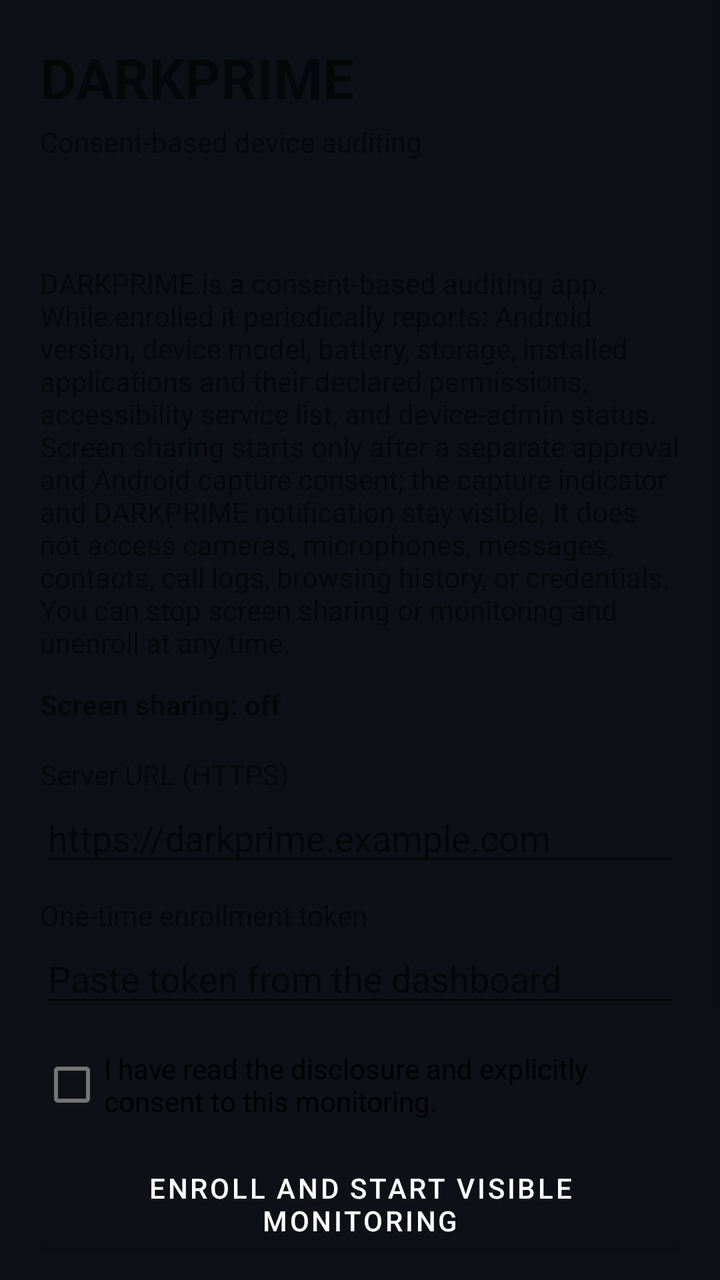
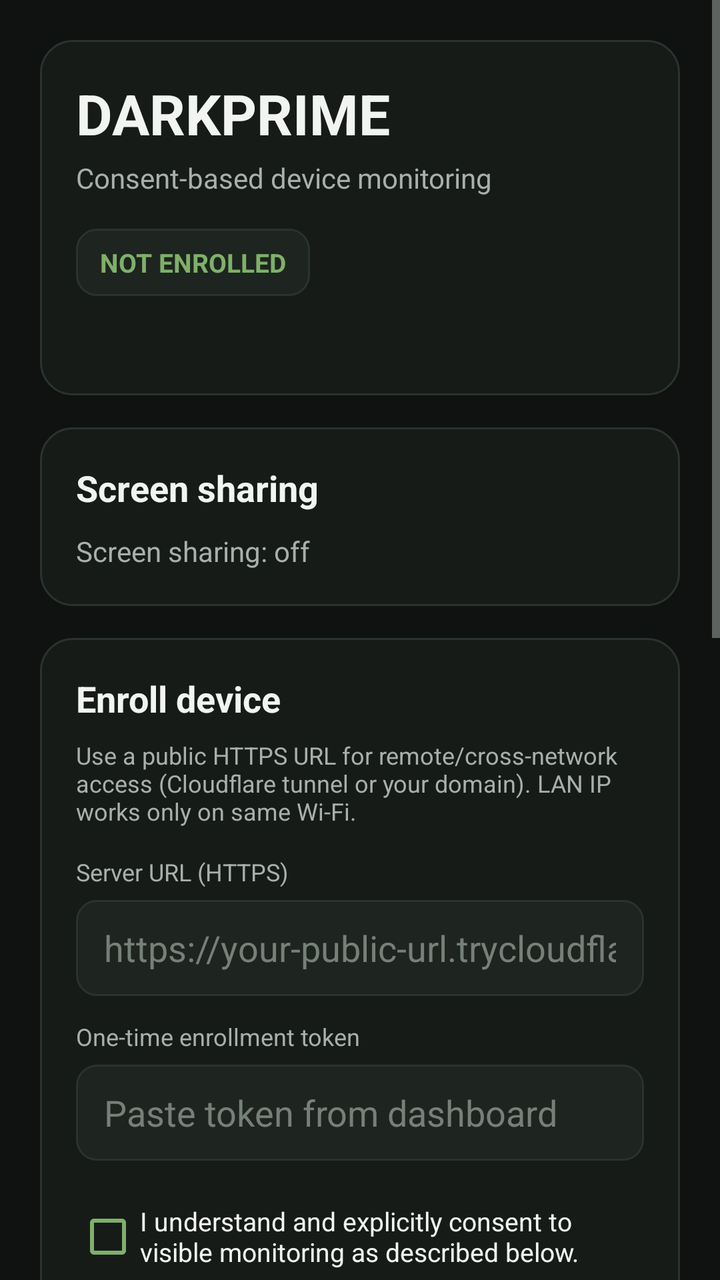

Compare the two renders of this Android layout. The source of the first and the diff that turns it into the second are given below.
<!-- AndroidManifest.xml: application theme Theme.Darkprime -->
<!-- res/layout/activity_main.xml -->
<?xml version="1.0" encoding="utf-8"?>
<ScrollView xmlns:android="http://schemas.android.com/apk/res/android"
    android:layout_width="match_parent"
    android:layout_height="match_parent"
    android:fillViewport="true">

    <LinearLayout
        android:layout_width="match_parent"
        android:layout_height="wrap_content"
        android:orientation="vertical"
        android:padding="20dp">

        <TextView
            android:layout_width="match_parent"
            android:layout_height="wrap_content"
            android:text="@string/app_name"
            android:textSize="28sp"
            android:textStyle="bold" />

        <TextView
            android:layout_width="match_parent"
            android:layout_height="wrap_content"
            android:layout_marginTop="4dp"
            android:text="Consent-based device auditing"
            android:textSize="14sp" />

        <TextView
            android:id="@+id/statusText"
            android:layout_width="match_parent"
            android:layout_height="wrap_content"
            android:layout_marginTop="18dp"
            android:textSize="16sp"
            android:textStyle="bold" />

        <TextView
            android:id="@+id/disclosureText"
            android:layout_width="match_parent"
            android:layout_height="wrap_content"
            android:layout_marginTop="12dp"
            android:text="@string/disclosure"
            android:textSize="14sp" />

        <TextView
            android:id="@+id/screenStatusText"
            android:layout_width="match_parent"
            android:layout_height="wrap_content"
            android:layout_marginTop="12dp"
            android:text="Screen sharing: off"
            android:textSize="14sp"
            android:textStyle="bold" />

        <LinearLayout
            android:id="@+id/enrollPanel"
            android:layout_width="match_parent"
            android:layout_height="wrap_content"
            android:orientation="vertical"
            android:layout_marginTop="16dp">

            <TextView
                android:layout_width="match_parent"
                android:layout_height="wrap_content"
                android:text="Server URL (HTTPS)" />
            <EditText
                android:id="@+id/serverUrlInput"
                android:layout_width="match_parent"
                android:layout_height="wrap_content"
                android:hint="https://darkprime.example.com"
                android:inputType="textUri"
                android:singleLine="true" />

            <TextView
                android:layout_width="match_parent"
                android:layout_height="wrap_content"
                android:layout_marginTop="10dp"
                android:text="One-time enrollment token" />
            <EditText
                android:id="@+id/tokenInput"
                android:layout_width="match_parent"
                android:layout_height="wrap_content"
                android:hint="Paste token from the dashboard"
                android:inputType="text"
                android:singleLine="true" />

            <CheckBox
                android:id="@+id/consentCheck"
                android:layout_width="match_parent"
                android:layout_height="wrap_content"
                android:layout_marginTop="10dp"
                android:text="I have read the disclosure and explicitly consent to this monitoring." />

            <Button
                android:id="@+id/enrollButton"
                android:layout_width="match_parent"
                android:layout_height="wrap_content"
                android:layout_marginTop="8dp"
                android:text="Enroll and start visible monitoring" />
        </LinearLayout>

        <Button
            android:id="@+id/adminButton"
            android:layout_width="match_parent"
            android:layout_height="wrap_content"
            android:layout_marginTop="16dp"
            android:text="Show device-admin status / activate optional admin" />

        <Button
            android:id="@+id/stopScreenButton"
            android:layout_width="match_parent"
            android:layout_height="wrap_content"
            android:layout_marginTop="10dp"
            android:text="STOP SCREEN SHARING NOW"
            android:visibility="gone" />

        <Button
            android:id="@+id/unenrollButton"
            android:layout_width="match_parent"
            android:layout_height="wrap_content"
            android:layout_marginTop="10dp"
            android:text="STOP MONITORING AND UNENROLL" />

        <TextView
            android:id="@+id/detailText"
            android:layout_width="match_parent"
            android:layout_height="wrap_content"
            android:layout_marginTop="16dp"
            android:textSize="13sp" />
    </LinearLayout>
</ScrollView>
<!-- resources referenced by this layout -->
<resources>
  <string name="app_name">DARKPRIME</string>
  <string name="disclosure">DARKPRIME is a consent-based auditing app. While enrolled it periodically reports: Android version, device model, battery, storage, installed applications and their declared permissions, accessibility service list, and device-admin status. Screen sharing starts only after a separate approval and Android capture consent; the capture indicator and DARKPRIME notification stay visible. It does not access cameras, microphones, messages, contacts, call logs, browsing history, or credentials. You can stop screen sharing or monitoring and unenroll at any time.</string>
  <style name="Theme.Darkprime" parent="Theme.MaterialComponents.DayNight.DarkActionBar">
          <item name="colorPrimary">#0D1117</item>
          <item name="colorPrimaryDark">#080B10</item>
          <item name="colorAccent">#58A6FF</item>
          <item name="android:windowBackground">#0D1117</item>
          <item name="android:textColorPrimary">#E6EDF3</item>
      </style>
</resources>

<!-- the commit's change to res/layout/activity_main.xml (unified diff, before → after) -->
@@ -2,6 +2,7 @@
 <ScrollView xmlns:android="http://schemas.android.com/apk/res/android"
     android:layout_width="match_parent"
     android:layout_height="match_parent"
+    android:background="@color/bg"
     android:fillViewport="true">
 
     <LinearLayout
@@ -10,119 +11,244 @@
         android:orientation="vertical"
         android:padding="20dp">
 
-        <TextView
-            android:layout_width="match_parent"
-            android:layout_height="wrap_content"
-            android:text="@string/app_name"
-            android:textSize="28sp"
-            android:textStyle="bold" />
-
-        <TextView
-            android:layout_width="match_parent"
-            android:layout_height="wrap_content"
-            android:layout_marginTop="4dp"
-            android:text="Consent-based device auditing"
-            android:textSize="14sp" />
-
-        <TextView
-            android:id="@+id/statusText"
-            android:layout_width="match_parent"
-            android:layout_height="wrap_content"
-            android:layout_marginTop="18dp"
-            android:textSize="16sp"
-            android:textStyle="bold" />
-
-        <TextView
-            android:id="@+id/disclosureText"
-            android:layout_width="match_parent"
-            android:layout_height="wrap_content"
-            android:layout_marginTop="12dp"
-            android:text="@string/disclosure"
-            android:textSize="14sp" />
-
-        <TextView
-            android:id="@+id/screenStatusText"
-            android:layout_width="match_parent"
-            android:layout_height="wrap_content"
-            android:layout_marginTop="12dp"
-            android:text="Screen sharing: off"
-            android:textSize="14sp"
-            android:textStyle="bold" />
+        <LinearLayout
+            android:layout_width="match_parent"
+            android:layout_height="wrap_content"
+            android:background="@drawable/bg_card"
+            android:orientation="vertical"
+            android:padding="18dp">
+
+            <TextView
+                android:layout_width="wrap_content"
+                android:layout_height="wrap_content"
+                android:text="DARKPRIME"
+                android:textColor="@color/text_primary"
+                android:textSize="28sp"
+                android:textStyle="bold" />
+
+            <TextView
+                android:layout_width="wrap_content"
+                android:layout_height="wrap_content"
+                android:layout_marginTop="4dp"
+                android:text="Consent-based device monitoring"
+                android:textColor="@color/text_muted"
+                android:textSize="14sp" />
+
+            <TextView
+                android:id="@+id/statusText"
+                android:layout_width="wrap_content"
+                android:layout_height="wrap_content"
+                android:layout_marginTop="16dp"
+                android:background="@drawable/bg_input"
+                android:paddingLeft="12dp"
+                android:paddingTop="8dp"
+                android:paddingRight="12dp"
+                android:paddingBottom="8dp"
+                android:text="NOT ENROLLED"
+                android:textColor="@color/accent"
+                android:textSize="13sp"
+                android:textStyle="bold" />
+
+            <TextView
+                android:id="@+id/detailText"
+                android:layout_width="match_parent"
+                android:layout_height="wrap_content"
+                android:layout_marginTop="14dp"
+                android:lineSpacingExtra="3dp"
+                android:textColor="@color/text_muted"
+                android:textSize="13sp" />
+        </LinearLayout>
+
+        <LinearLayout
+            android:layout_width="match_parent"
+            android:layout_height="wrap_content"
+            android:layout_marginTop="16dp"
+            android:background="@drawable/bg_card"
+            android:orientation="vertical"
+            android:padding="18dp">
+
+            <TextView
+                android:layout_width="wrap_content"
+                android:layout_height="wrap_content"
+                android:text="Screen sharing"
+                android:textColor="@color/text_primary"
+                android:textSize="18sp"
+                android:textStyle="bold" />
+
+            <TextView
+                android:id="@+id/screenStatusText"
+                android:layout_width="match_parent"
+                android:layout_height="wrap_content"
+                android:layout_marginTop="10dp"
+                android:text="Screen sharing: off"
+                android:textColor="@color/text_muted"
+                android:textSize="14sp" />
+
+            <Button
+                android:id="@+id/stopScreenButton"
+                android:layout_width="match_parent"
+                android:layout_height="48dp"
+                android:layout_marginTop="14dp"
+                android:background="@drawable/bg_button_danger"
+                android:text="STOP SCREEN SHARING NOW"
+                android:textAllCaps="false"
+                android:textColor="@color/danger"
+                android:visibility="gone" />
+        </LinearLayout>
 
         <LinearLayout
             android:id="@+id/enrollPanel"
             android:layout_width="match_parent"
             android:layout_height="wrap_content"
-            android:orientation="vertical"
-            android:layout_marginTop="16dp">
-
-            <TextView
-                android:layout_width="match_parent"
-                android:layout_height="wrap_content"
-                android:text="Server URL (HTTPS)" />
+            android:layout_marginTop="16dp"
+            android:background="@drawable/bg_card"
+            android:orientation="vertical"
+            android:padding="18dp">
+
+            <TextView
+                android:layout_width="wrap_content"
+                android:layout_height="wrap_content"
+                android:text="Enroll device"
+                android:textColor="@color/text_primary"
+                android:textSize="18sp"
+                android:textStyle="bold" />
+
+            <TextView
+                android:layout_width="match_parent"
+                android:layout_height="wrap_content"
+                android:layout_marginTop="8dp"
+                android:text="Use a public HTTPS URL for remote/cross-network access (Cloudflare tunnel or your domain). LAN IP works only on same Wi-Fi."
+                android:textColor="@color/text_muted"
+                android:textSize="12sp" />
+
+            <TextView
+                android:layout_width="wrap_content"
+                android:layout_height="wrap_content"
+                android:layout_marginTop="14dp"
+                android:text="Server URL (HTTPS)"
+                android:textColor="@color/text_muted"
+                android:textSize="12sp" />
+
             <EditText
                 android:id="@+id/serverUrlInput"
                 android:layout_width="match_parent"
-                android:layout_height="wrap_content"
-                android:hint="https://darkprime.example.com"
+                android:layout_height="48dp"
+                android:layout_marginTop="6dp"
+                android:background="@drawable/bg_input"
+                android:hint="https://your-public-url.trycloudflare.com"
                 android:inputType="textUri"
-                android:singleLine="true" />
-
-            <TextView
-                android:layout_width="match_parent"
-                android:layout_height="wrap_content"
-                android:layout_marginTop="10dp"
-                android:text="One-time enrollment token" />
+                android:paddingLeft="14dp"
+                android:paddingRight="14dp"
+                android:textColor="@color/text_primary"
+                android:textColorHint="#758078" />
+
+            <TextView
+                android:layout_width="wrap_content"
+                android:layout_height="wrap_content"
+                android:layout_marginTop="12dp"
+                android:text="One-time enrollment token"
+                android:textColor="@color/text_muted"
+                android:textSize="12sp" />
+
             <EditText
                 android:id="@+id/tokenInput"
                 android:layout_width="match_parent"
-                android:layout_height="wrap_content"
-                android:hint="Paste token from the dashboard"
+                android:layout_height="48dp"
+                android:layout_marginTop="6dp"
+                android:background="@drawable/bg_input"
+                android:hint="Paste token from dashboard"
                 android:inputType="text"
-                android:singleLine="true" />
+                android:paddingLeft="14dp"
+                android:paddingRight="14dp"
+                android:textColor="@color/text_primary"
+                android:textColorHint="#758078" />
 
             <CheckBox
                 android:id="@+id/consentCheck"
                 android:layout_width="match_parent"
                 android:layout_height="wrap_content"
+                android:layout_marginTop="14dp"
+                android:buttonTint="@color/accent"
+                android:text="I understand and explicitly consent to visible monitoring as described below."
+                android:textColor="@color/text_primary"
+                android:textSize="13sp" />
+
+            <Button
+                android:id="@+id/enrollButton"
+                android:layout_width="match_parent"
+                android:layout_height="50dp"
+                android:layout_marginTop="14dp"
+                android:background="@drawable/bg_button_primary"
+                android:text="Enroll and start visible monitoring"
+                android:textAllCaps="false"
+                android:textColor="#10210F"
+                android:textStyle="bold" />
+        </LinearLayout>
+
+        <LinearLayout
+            android:layout_width="match_parent"
+            android:layout_height="wrap_content"
+            android:layout_marginTop="16dp"
+            android:background="@drawable/bg_card"
+            android:orientation="vertical"
+            android:padding="18dp">
+
+            <TextView
+                android:layout_width="wrap_content"
+                android:layout_height="wrap_content"
+                android:text="Controls"
+                android:textColor="@color/text_primary"
+                android:textSize="18sp"
+                android:textStyle="bold" />
+
+            <Button
+                android:id="@+id/adminButton"
+                android:layout_width="match_parent"
+                android:layout_height="48dp"
+                android:layout_marginTop="14dp"
+                android:background="@drawable/bg_button_secondary"
+                android:text="Show device-admin status / activate optional admin"
+                android:textAllCaps="false"
+                android:textColor="@color/text_primary" />
+
+            <Button
+                android:id="@+id/unenrollButton"
+                android:layout_width="match_parent"
+                android:layout_height="48dp"
                 android:layout_marginTop="10dp"
-                android:text="I have read the disclosure and explicitly consent to this monitoring." />
-
-            <Button
-                android:id="@+id/enrollButton"
-                android:layout_width="match_parent"
-                android:layout_height="wrap_content"
-                android:layout_marginTop="8dp"
-                android:text="Enroll and start visible monitoring" />
-        </LinearLayout>
-
-        <Button
-            android:id="@+id/adminButton"
-            android:layout_width="match_parent"
-            android:layout_height="wrap_content"
-            android:layout_marginTop="16dp"
-            android:text="Show device-admin status / activate optional admin" />
-
-        <Button
-            android:id="@+id/stopScreenButton"
-            android:layout_width="match_parent"
-            android:layout_height="wrap_content"
-            android:layout_marginTop="10dp"
-            android:text="STOP SCREEN SHARING NOW"
-            android:visibility="gone" />
-
-        <Button
-            android:id="@+id/unenrollButton"
-            android:layout_width="match_parent"
-            android:layout_height="wrap_content"
-            android:layout_marginTop="10dp"
-            android:text="STOP MONITORING AND UNENROLL" />
-
-        <TextView
-            android:id="@+id/detailText"
-            android:layout_width="match_parent"
-            android:layout_height="wrap_content"
-            android:layout_marginTop="16dp"
-            android:textSize="13sp" />
+                android:background="@drawable/bg_button_danger"
+                android:text="STOP MONITORING AND UNENROLL"
+                android:textAllCaps="false"
+                android:textColor="@color/danger" />
+        </LinearLayout>
+
+        <LinearLayout
+            android:layout_width="match_parent"
+            android:layout_height="wrap_content"
+            android:layout_marginTop="16dp"
+            android:layout_marginBottom="20dp"
+            android:background="@drawable/bg_card"
+            android:orientation="vertical"
+            android:padding="18dp">
+
+            <TextView
+                android:layout_width="wrap_content"
+                android:layout_height="wrap_content"
+                android:text="Disclosure"
+                android:textColor="@color/text_primary"
+                android:textSize="18sp"
+                android:textStyle="bold" />
+
+            <TextView
+                android:id="@+id/disclosureText"
+                android:layout_width="match_parent"
+                android:layout_height="wrap_content"
+                android:layout_marginTop="10dp"
+                android:lineSpacingExtra="3dp"
+                android:text="@string/disclosure"
+                android:textColor="@color/text_muted"
+                android:textSize="13sp" />
+        </LinearLayout>
+
     </LinearLayout>
 </ScrollView>
<!-- resource entries referenced after the edit -->
@@ -1,13 +1,58 @@
 <!-- resources referenced by this layout -->
 <resources>
-  <string name="app_name">DARKPRIME</string>
+  <color name="accent">#7FB069</color>
+  <color name="bg">#0F1210</color>
+  <color name="danger">#D96C6C</color>
+  <color name="text_muted">#A7B0AA</color>
+  <color name="text_primary">#F2F4F1</color>
+  <!-- drawable bg_button_danger (drawable) -->
+  <?xml version="1.0" encoding="utf-8"?>
+  <shape xmlns:android="http://schemas.android.com/apk/res/android">
+      <solid android:color="#3A2020"/>
+      <corners android:radius="10dp"/>
+      <stroke android:width="1dp" android:color="@color/danger"/>
+  </shape>
+  <!-- drawable bg_button_primary (drawable) -->
+  <?xml version="1.0" encoding="utf-8"?>
+  <shape xmlns:android="http://schemas.android.com/apk/res/android">
+      <solid android:color="@color/accent"/>
+      <corners android:radius="10dp"/>
+  </shape>
+  <!-- drawable bg_button_secondary (drawable) -->
+  <?xml version="1.0" encoding="utf-8"?>
+  <shape xmlns:android="http://schemas.android.com/apk/res/android">
+      <solid android:color="@color/surface_alt"/>
+      <corners android:radius="10dp"/>
+      <stroke android:width="1dp" android:color="@color/border"/>
+  </shape>
+  <!-- drawable bg_card (drawable) -->
+  <?xml version="1.0" encoding="utf-8"?>
+  <shape xmlns:android="http://schemas.android.com/apk/res/android">
+      <solid android:color="@color/surface"/>
+      <corners android:radius="16dp"/>
+      <stroke android:width="1dp" android:color="@color/border"/>
+  </shape>
+  <!-- drawable bg_input (drawable) -->
+  <?xml version="1.0" encoding="utf-8"?>
+  <shape xmlns:android="http://schemas.android.com/apk/res/android">
+      <solid android:color="@color/surface_alt"/>
+      <corners android:radius="10dp"/>
+      <stroke android:width="1dp" android:color="@color/border"/>
+  </shape>
   <string name="disclosure">DARKPRIME is a consent-based auditing app. While enrolled it periodically reports: Android version, device model, battery, storage, installed applications and their declared permissions, accessibility service list, and device-admin status. Screen sharing starts only after a separate approval and Android capture consent; the capture indicator and DARKPRIME notification stay visible. It does not access cameras, microphones, messages, contacts, call logs, browsing history, or credentials. You can stop screen sharing or monitoring and unenroll at any time.</string>
-  <style name="Theme.Darkprime" parent="Theme.MaterialComponents.DayNight.DarkActionBar">
-          <item name="colorPrimary">#0D1117</item>
-          <item name="colorPrimaryDark">#080B10</item>
-          <item name="colorAccent">#58A6FF</item>
-          <item name="android:windowBackground">#0D1117</item>
-          <item name="android:textColorPrimary">#E6EDF3</item>
+  <style name="Theme.Darkprime" parent="Theme.MaterialComponents.DayNight.NoActionBar">
+          <item name="colorPrimary">@color/accent</item>
+          <item name="colorPrimaryVariant">@color/accent_dark</item>
+          <item name="colorSecondary">@color/accent</item>
+          <item name="android:windowBackground">@color/bg</item>
+          <item name="android:statusBarColor">@color/bg</item>
+          <item name="android:navigationBarColor">@color/bg</item>
+          <item name="android:textColorPrimary">@color/text_primary</item>
+          <item name="android:textColorSecondary">@color/text_muted</item>
       </style>
+  <color name="surface_alt">#1E2420</color>
+  <color name="border">#2A332D</color>
+  <color name="surface">#171B18</color>
+  <color name="accent_dark">#5E8C4A</color>
 </resources>
 
